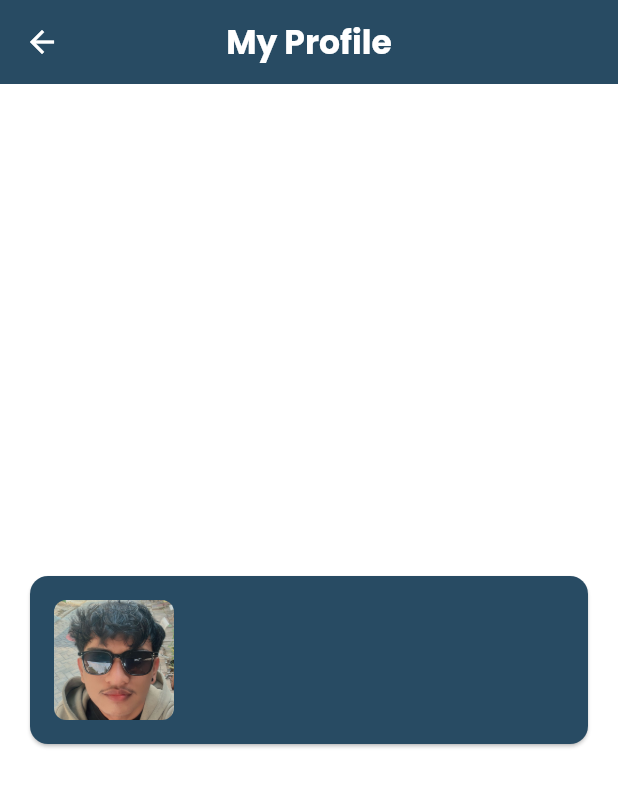
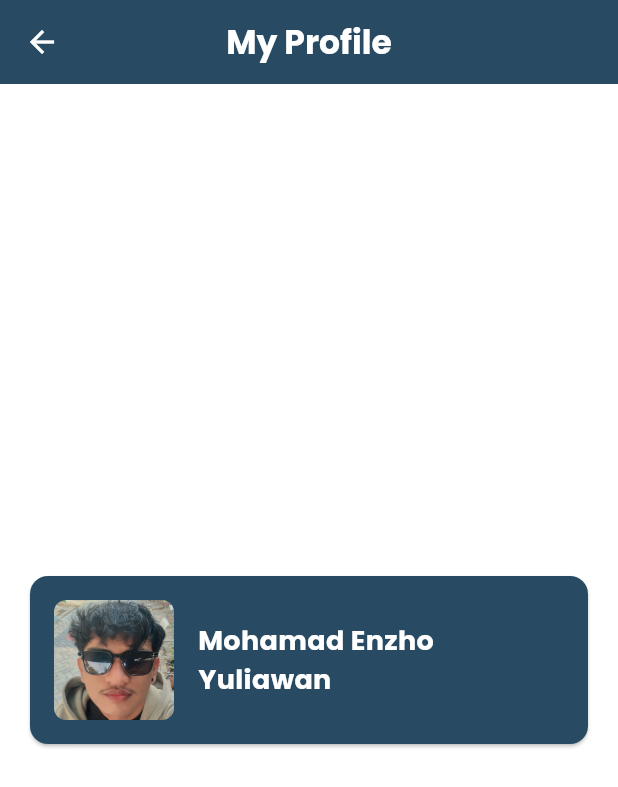
Before and after one commit to str122-xyz/Kelompok-4-trio, a Flutter app: the EnzhoProfile screen opened directly, on a phone screen of 412 x 824 dp. Shown: the top 787 px of the screen. Run offline on Flutter 3.47's test engine with Material 3 defaults, Android fonts, the phone set to English and light mode, and no system bars.

Commit message:
tambah nama lengkap saya

```diff
--- a/lib/screens/team/enzho_profile.dart
+++ b/lib/screens/team/enzho_profile.dart
@@ -56,6 +56,17 @@ class _EnzhoProfileState extends State<EnzhoProfile> {
                         ),
                       ),
                       SizedBox(width: 16),
+                      Expanded(
+                        child: Text(
+                          'Mohamad Enzho Yuliawan',
+                          style: const TextStyle(
+                            color: Colors.white,
+                            fontFamily: 'Poppins',
+                            fontSize: 18,
+                            fontWeight: FontWeight.bold,
+                          ),
+                        ),
+                      ),
                     ],
                   )
                 ],
```
